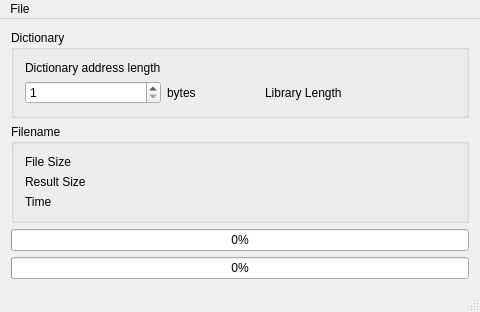
First picture: the form in LZW_Compressor/mainwindow.ui, repository inffire/LZW, before the edit.
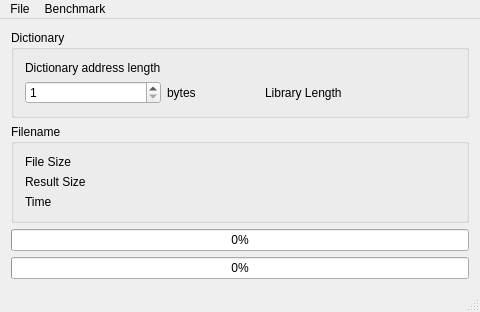
Second picture: the form after the edit.

```diff
--- a/LZW_Compressor/mainwindow.ui
+++ b/LZW_Compressor/mainwindow.ui
@@ -149,7 +149,14 @@
     <addaction name="actionCompress"/>
     <addaction name="actionDeCompress"/>
    </widget>
+   <widget class="QMenu" name="menuBenchmark">
+    <property name="title">
+     <string>Benchmark</string>
+    </property>
+    <addaction name="actionBenchmarkSettings"/>
+   </widget>
    <addaction name="menuFile"/>
+   <addaction name="menuBenchmark"/>
   </widget>
   <widget class="QStatusBar" name="statusBar"/>
   <action name="actionOpen">
```
Left out of the diff: 5 changed lines with no effect on the pictures.
